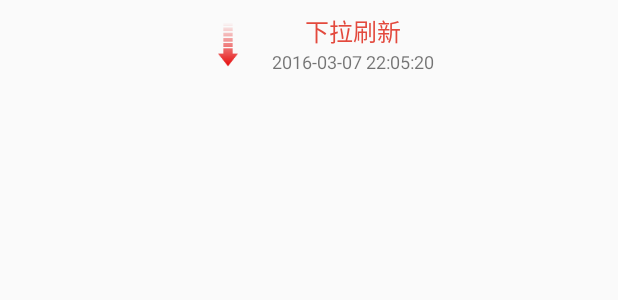
After one commit to JerryloveEmily/SmartLife, an Android app: the layout listview_refresh_header.xml on its own in the app's theme, with its tools: preview values and no code run, on a phone screen of 412 x 824 dp. The commit adds this screen. Shown: the top 300 px of the screen. Run offline under Robolectric (Android 15) with nearby library versions, the phone set to English and light mode, and no system bars.

Commit message:
1. 新增列表下拉刷新和加载更多界面 2. 自定义listview组件把下拉刷新和加载更多界面添加至组件中

```diff
--- /dev/null
+++ b/app/src/main/res/drawable/progress_bar_style_shape.xml
@@ -0,0 +1,23 @@
+<?xml version="1.0" encoding="utf-8"?>
+<rotate xmlns:android="http://schemas.android.com/apk/res/android"
+        android:fromDegrees="0"
+        android:pivotX="50%"
+        android:pivotY="50%"
+        android:toDegrees="360"
+    >
+
+    <shape
+        android:innerRadiusRatio="5"
+        android:shape="ring"
+        android:thicknessRatio="15"
+        android:useLevel="false"
+        >
+
+        <gradient
+            android:endColor="#ffffff"
+            android:startColor="#ff0000"
+            android:type="sweep"
+            />
+
+    </shape>
+</rotate>
--- /dev/null
+++ b/app/src/main/res/layout/listview_refresh_header.xml
@@ -0,0 +1,63 @@
+<?xml version="1.0" encoding="utf-8"?>
+<LinearLayout xmlns:android="http://schemas.android.com/apk/res/android"
+              android:layout_width="match_parent"
+              android:layout_height="wrap_content"
+              android:orientation="vertical">
+
+    <LinearLayout
+        android:layout_width="match_parent"
+        android:layout_height="wrap_content"
+        android:gravity="center"
+        android:orientation="horizontal"
+        >
+        <!-- 箭头和进度条 -->
+        <FrameLayout
+            android:layout_width="wrap_content"
+            android:layout_height="wrap_content"
+            android:padding="5dp"
+            >
+
+            <ImageView
+                android:id="@+id/iv_listview_head_arrow"
+                android:layout_width="wrap_content"
+                android:layout_height="wrap_content"
+                android:layout_gravity="center"
+                android:src="@drawable/common_listview_headview_red_arrow"
+                />
+
+            <ProgressBar
+                android:id="@+id/pb_listview_head"
+                android:layout_width="wrap_content"
+                android:layout_height="wrap_content"
+                android:indeterminateDrawable="@drawable/progress_bar_style_shape"
+                android:visibility="invisible"
+                />
+
+        </FrameLayout>
+
+        <LinearLayout
+            android:layout_width="wrap_content"
+            android:layout_height="wrap_content"
+            android:gravity="center"
+            android:orientation="vertical">
+
+            <TextView
+                android:id="@+id/tv_listview_head_refresh_status"
+                android:layout_width="wrap_content"
+                android:layout_height="wrap_content"
+                android:text="下拉刷新"
+                android:textColor="@color/colorPrimary"
+                android:textSize="16sp"
+                />
+
+            <TextView
+                android:id="@+id/tv_listview_head_refresh_date"
+                android:layout_width="wrap_content"
+                android:layout_height="wrap_content"
+                android:text="2016-03-07 22:05:20"
+                android:textSize="12sp"
+                />
+        </LinearLayout>
+    </LinearLayout>
+
+</LinearLayout>
--- a/app/src/main/res/layout/newscenter_page_tag_news_content.xml
+++ b/app/src/main/res/layout/newscenter_page_tag_news_content.xml
@@ -4,7 +4,7 @@
     android:layout_height="match_parent"
     android:orientation="vertical">
 
-    <ListView
+    <com.jerry.smartlife.view.listview.RefreshListView
         android:id="@+id/lv_content"
         android:layout_width="match_parent"
         android:layout_height="match_parent"
```
Also changed, not shown: app/src/main/java/com/jerry/smartlife/fragment/newscenter/pagetag/PageTagNewsNewsCenterPage.java (+3 -5 lines), app/src/main/java/com/jerry/smartlife/view/listview/RefreshListView.java (added, +60 -0 lines), app/src/main/res/layout/listview_refresh_footer.xml (added, +26 -0 lines), app/src/main/res/drawable-xhdpi/common_listview_headview_red_arrow.png (added).
